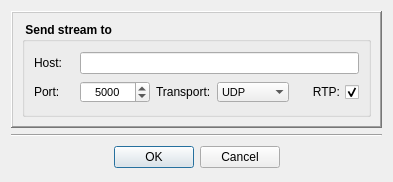
Old version of the form Homer/forms/AddNetworkSinkDialog.ui in the repository Homer-Conferencing/Homer-Conferencing.
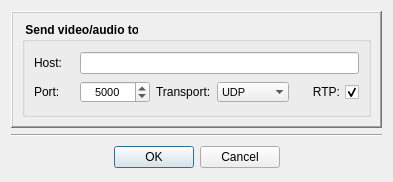
New version of the form. Icons and pictures are not drawn.

Commit message: - GUI cleanup: aligned layout of new dialogues to old ones

What changed in the file:
```diff
--- a/Homer/forms/AddNetworkSinkDialog.ui
+++ b/Homer/forms/AddNetworkSinkDialog.ui
@@ -51,7 +51,7 @@
          </font>
         </property>
         <property name="title">
-         <string> Send stream to </string>
+         <string> Send video/audio to </string>
         </property>
         <layout class="QGridLayout" name="gridLayout_2">
          <property name="margin">
```
The commit also changes 3 other files.
